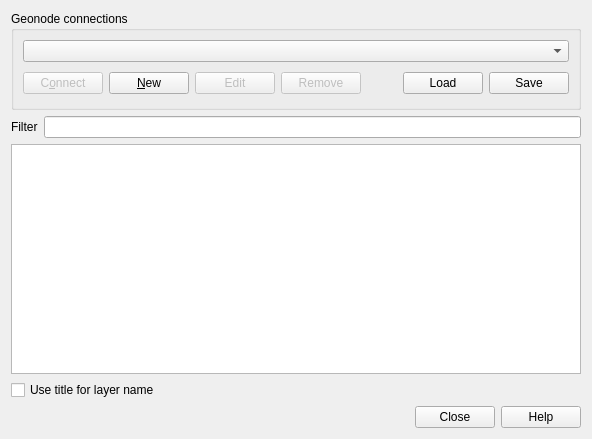
This is src/ui/qgsgeonodesourceselectbase.ui in qgis/QGIS as Qt 5 draws it before an edit. The edited form follows.
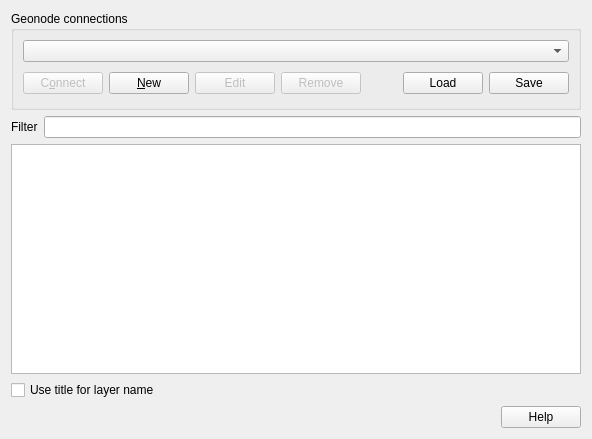
This is the edited form.

Commit message: Remove non-functional close button from geonode source select dialog

```diff
--- a/src/ui/qgsgeonodesourceselectbase.ui
+++ b/src/ui/qgsgeonodesourceselectbase.ui
@@ -194,7 +194,7 @@
       <enum>Qt::Horizontal</enum>
      </property>
      <property name="standardButtons">
-      <set>QDialogButtonBox::Close|QDialogButtonBox::Help</set>
+      <set>QDialogButtonBox::Help</set>
      </property>
     </widget>
    </item>
```
